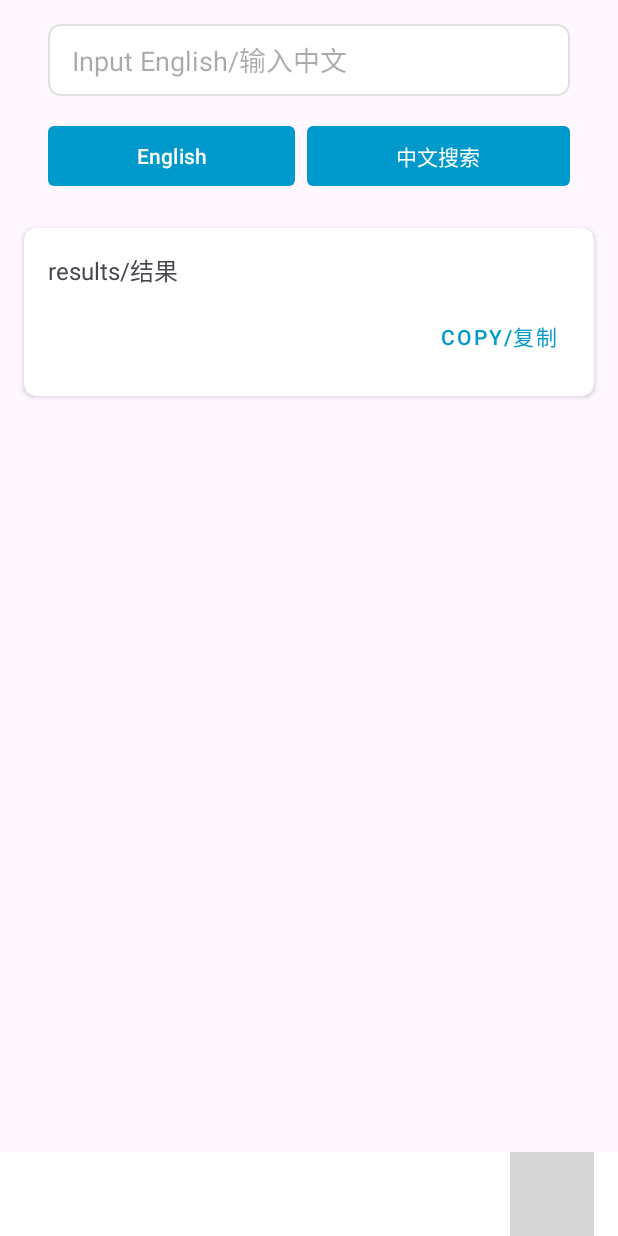
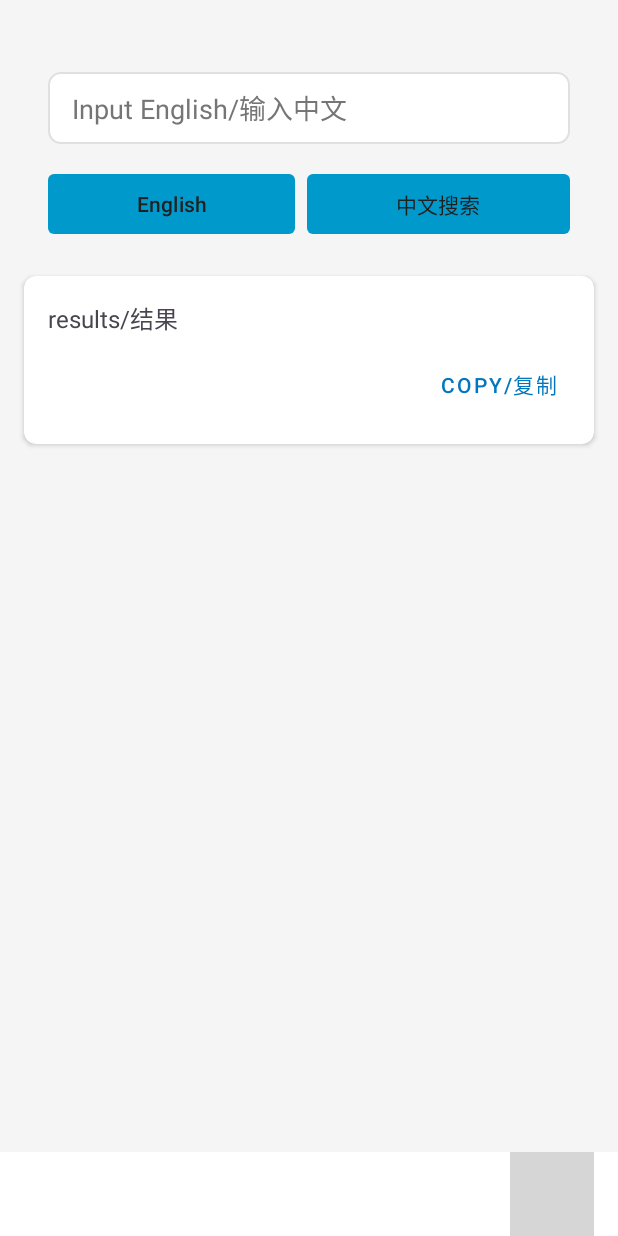
Before and after one commit to silinge/simpleDictV2, an Android app built with Jetpack Compose: the screen it shows after launch (MainActivity), on a phone screen of 412 x 824 dp. Run offline under Robolectric (Android 15) with nearby library versions, the phone set to English and light mode, and no system bars; network calls fail; 1 statement that could not run was skipped; grey boxes are pictures that could not be loaded.

Commit message:
固定使用一种light主题
dark theme 见鬼去吧（暂时不想改，以后想起来再说吧）。

```diff
--- a/app/src/main/res/layout/activity_main.xml
+++ b/app/src/main/res/layout/activity_main.xml
@@ -26,15 +26,17 @@
                 android:id="@+id/queryInput"
                 android:layout_width="match_parent"
                 android:layout_height="48dp"
+                android:layout_marginTop="32dp"
                 android:layout_marginHorizontal="32dp"
                 android:background="@drawable/search_background"
                 android:hint="@string/query_hint"
                 android:inputType="text"
                 android:paddingHorizontal="16dp"
+                android:textColorHint="#757575"
+                app:layout_constraintEnd_toEndOf="parent"
+                app:layout_constraintStart_toStartOf="parent"
                 app:layout_constraintTop_toTopOf="parent"
-                app:layout_constraintStart_toStartOf="parent"
-                app:layout_constraintEnd_toEndOf="parent"
-                app:layout_constraintWidth_percent="0.5"/>
+                app:layout_constraintWidth_percent="0.5" />
 
             <LinearLayout
                 android:id="@+id/buttonContainer"
@@ -52,21 +54,23 @@
                     android:id="@+id/wordSearchButton"
                     android:layout_width="wrap_content"
                     android:layout_height="match_parent"
+                    android:layout_marginEnd="4dp"
                     android:layout_weight="1"
                     android:text="@string/for_English"
                     android:textAllCaps="false"
-                    app:cornerRadius="4dp"
-                    android:layout_marginEnd="4dp"/>
+                    android:textColor="#212121"
+                    app:cornerRadius="4dp" />
 
                 <Button
                     android:id="@+id/translationSearchButton"
                     android:layout_width="wrap_content"
                     android:layout_height="match_parent"
+                    android:layout_marginStart="4dp"
                     android:layout_weight="1"
                     android:text="@string/for_Chinese"
                     android:textAllCaps="false"
-                    app:cornerRadius="4dp"
-                    android:layout_marginStart="4dp"/>
+                    android:textColor="#212121"
+                    app:cornerRadius="4dp" />
             </LinearLayout>
 
             <!-- Results Container -->
@@ -95,12 +99,13 @@
 
                     <com.google.android.material.button.MaterialButton
                         android:id="@+id/copyButton"
+                        style="@style/Widget.MaterialComponents.Button.TextButton"
                         android:layout_width="wrap_content"
                         android:layout_height="wrap_content"
                         android:layout_gravity="end"
                         android:layout_marginTop="8dp"
                         android:text="@string/copy_it"
-                        style="@style/Widget.MaterialComponents.Button.TextButton"/>
+                        android:textColor="#0277BD" />
                 </LinearLayout>
             </androidx.cardview.widget.CardView>
 
@@ -113,7 +118,7 @@
         android:layout_width="match_parent"
         android:layout_height="56dp"
         android:layout_gravity="bottom"
-        app:backgroundTint="@color/white"
+        app:backgroundTint="@android:color/white"
         app:fabCradleMargin="0dp"
         app:fabCradleRoundedCornerRadius="0dp"
         app:fabCradleVerticalOffset="0dp"
--- a/app/src/main/res/values/themes.xml
+++ b/app/src/main/res/values/themes.xml
@@ -1,9 +1,12 @@
 <resources>
-    <style name="Theme.simpledictv2" parent="Theme.Material3.DayNight.NoActionBar">
-        <!-- Customize your light and dark theme here -->
+    <style name="Theme.simpledictv2" parent="Theme.Material3.Light.NoActionBar">
+        <!-- 基础配色 -->
         <item name="colorPrimary">@android:color/holo_blue_dark</item>
         <item name="colorPrimaryVariant">@color/teal_700</item>
         <item name="colorOnPrimary">@android:color/white</item>
+        <!-- 设置淡灰色背景 -->
+        <item name="android:windowBackground">#F5F5F5</item>
+        <!-- 系统窗口设置 -->
         <item name="android:fitsSystemWindows">true</item>
         <item name="android:windowTranslucentNavigation">false</item>
         <item name="android:windowTranslucentStatus">true</item>
```
Also changed, not shown: app/src/main/java/com/xvwilliam/simpledictv2/MainActivity.kt (+9 -9 lines).
